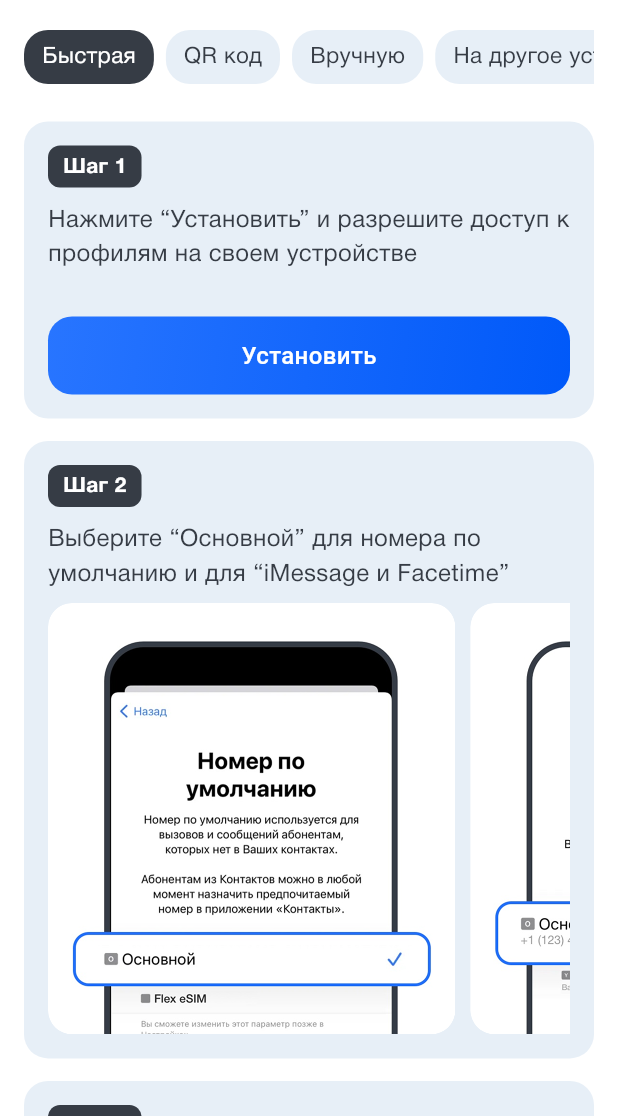
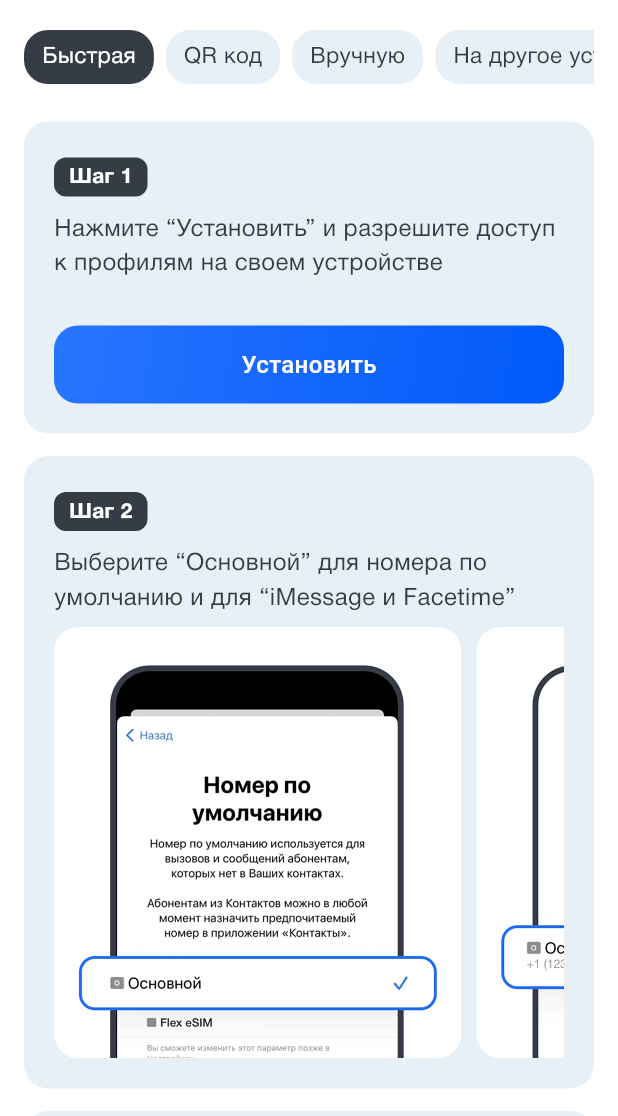
Before and after one commit to nurmek51/vink-sim, a Flutter app: the EsimSetupPage screen opened by its route, on a phone screen of 412 x 824 dp, the part 120-1236 px from its top. Run offline on Flutter 3.47's test engine with Material 3 defaults, Android fonts, the phone set to English and light mode, and no system bars; our stand-ins replace equatable, flutter_bloc, flutter_svg, go_router, shared_preferences, vector_graphics; accounts and stored records are empty; project files that could hold a hidden picture were left out.

Commit message:
fixed some ui issues from design review for esim set up screen

```diff
--- a/lib/features/esim_management/screens/esim_setup_page.dart
+++ b/lib/features/esim_management/screens/esim_setup_page.dart
@@ -27,7 +27,7 @@ class EsimSetupPage extends StatelessWidget {
     return BlocProvider(
       create: (_) => EsimSetupBloc(),
       child: Scaffold(
-        backgroundColor: const Color(0xFFE7EFF7),
+        backgroundColor: const Color(0xFFD0DEEB),
         body: SingleChildScrollView(
           child: SafeArea(
             child: Column(
@@ -96,7 +96,7 @@ class EsimSetupPage extends StatelessWidget {
                     ),
                   ),
                 ),
-                const SizedBox(height: 20),
+                const SizedBox(height: 16),
                 const BottomSetupContainer(),
               ],
             ),
--- a/lib/features/esim_management/widgets/setup/body_container.dart
+++ b/lib/features/esim_management/widgets/setup/body_container.dart
@@ -30,14 +30,19 @@ class BodyContainer extends StatelessWidget {
         borderRadius: BorderRadius.circular(16),
       ),
       child: Padding(
-        padding: const EdgeInsets.all(16.0),
+        padding: const EdgeInsets.only(
+          top: 24,
+          bottom: 20,
+          left: 20,
+          right: 20,
+        ),
         child: Column(
           crossAxisAlignment: CrossAxisAlignment.start,
           children: [
             Container(
               padding: const EdgeInsets.symmetric(
                 horizontal: 10,
-                vertical: 4,
+                vertical: 3,
               ),
               decoration: BoxDecoration(
                 borderRadius: BorderRadius.circular(8),
```
